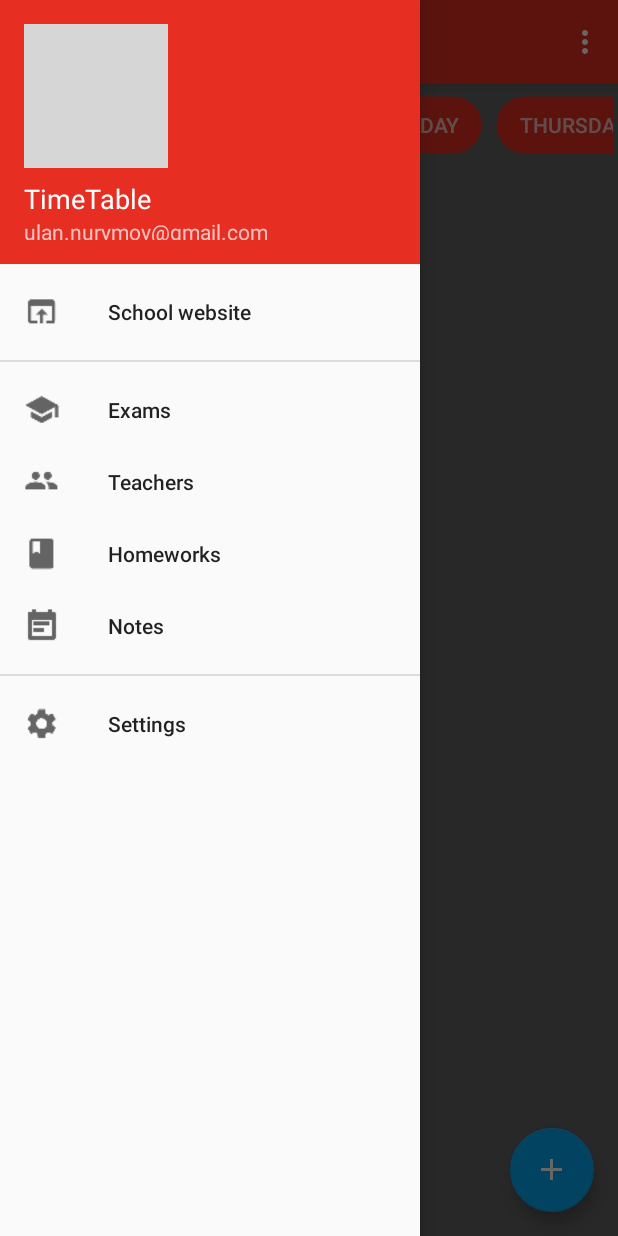
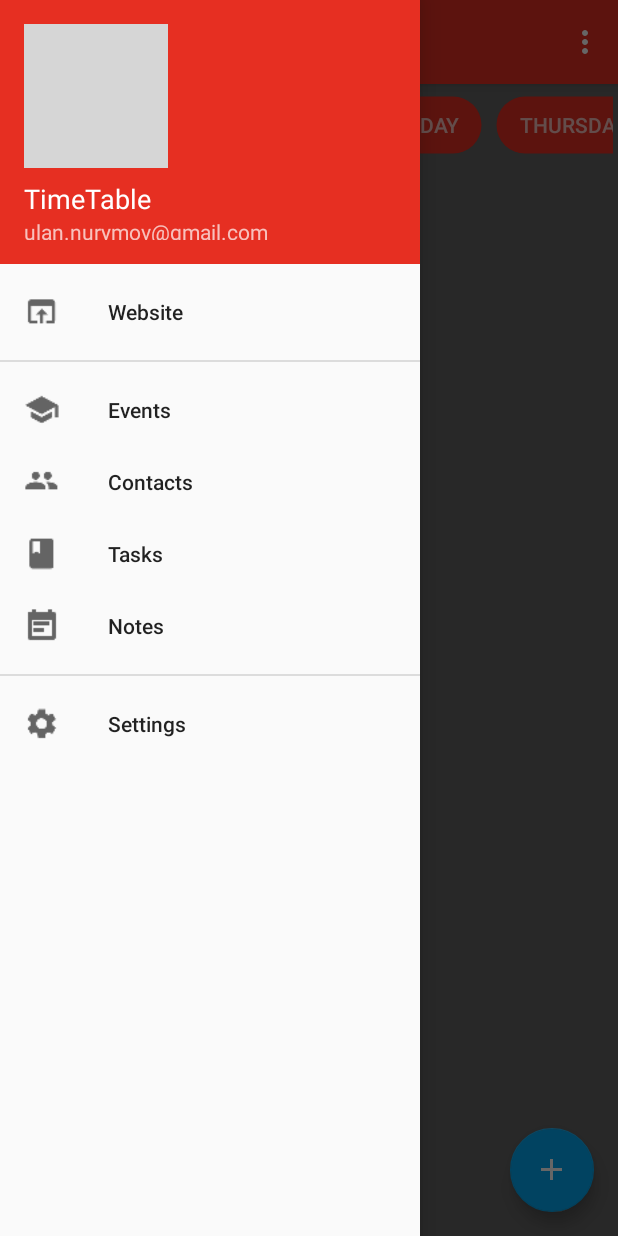
Before and after one commit to simon2021521/TimeTable-master, an Android app: the MainActivity screen opened directly, with no data from a screen before it, with the side drawer open, on a phone screen of 412 x 824 dp. Run offline under Robolectric (Android 15) with nearby library versions, the phone set to English and light mode, and no system bars; libraries missing offline, so code that uses them is left out: org.xdty.preference; Roboto replaces fonts that are not available here; grey boxes are pictures that could not be loaded.

Commit message:
Update strings.xml

```diff
--- a/app/src/main/res/values/strings.xml
+++ b/app/src/main/res/values/strings.xml
@@ -27,8 +27,8 @@
     <string name="week">Week</string>
     <string name="delete">Delete</string>
     <string name="edit">Edit</string>
-    <string name="school_website">School website</string>
-    <string name="school_website_snackbar">Please, set URL of your school website in settings.</string>
+    <string name="school_website">Website</string>
+    <string name="school_website_snackbar">Please, set URL of your website in settings.</string>
 
     <string name="add_subject">Add subject</string>
     <string name="edit_subject">Edit subject</string>
@@ -40,8 +40,8 @@
     <string name="time_to_dialog">To:</string>
     <string name="time_from_dialog">From:</string>
     <string name="subject_dialog">Subject:</string>
-    <string name="teacher_dialog">Teacher:</string>
-    <string name="room_dialog">Room:</string>
+    <string name="teacher_dialog">Contact:</string>
+    <string name="room_dialog">Location:</string>
     <string name="select_time">Select time</string>
     <string name="select_color">Select color</string>
     <string name="choose_time">Choose time</string>
@@ -50,15 +50,15 @@
 
     <!-- Homeworks Activity strings -->
     <string name="title_activity_homeworks">HomeworksActivity</string>
-    <string name="homeworks">Homeworks</string>
+    <string name="homeworks">Tasks</string>
     <string name="select_date">Select date</string>
     <string name="deadline_dialog">Deadline:</string>
     <string name="deadline">Deadline</string>
     <string name="description_dialog">Description:</string>
     <string name="desctiption">Desctiption</string>
     <string name="date_error">Date field can not be empty!</string>
-    <string name="edit_homework">Edit homework</string>
-    <string name="add_homework">Add homework</string>
+    <string name="edit_homework">Edit task</string>
+    <string name="add_homework">Add task</string>
     <string name="deadline_snackbar">"Deadline field can not be empty!</string>
     <string name="date">Date</string>
 
@@ -72,9 +72,9 @@
     <string name="saved">Saved</string>
 
     <!-- Teachers Activity strings -->
-    <string name="teachers">Teachers</string>
-    <string name="add_teacher">Add teacher</string>
-    <string name="edit_teacher">Edit teacher</string>
+    <string name="teachers">Contacts</string>
+    <string name="add_teacher">Add contact</string>
+    <string name="edit_teacher">Edit contact</string>
     <string name="name_dialog">Name:</string>
     <string name="post_dialog">Post:</string>
     <string name="phonenumber_dialog">Phone:</string>
@@ -85,15 +85,15 @@
     <string name="email">Email</string>
 
     <!-- Exams Activity strings -->
-    <string name="exams">Exams</string>
-    <string name="add_exam">Add exam</string>
+    <string name="exams">Events</string>
+    <string name="add_exam">Add event</string>
     <string name="date_dialog">Date:</string>
     <string name="time_dialog">Time:</string>
 
     <!-- Settings Activity strings -->
     <string name="sevendays_setting">Enable 7 Days of the Week</string>
-    <string name="school_website_setting">Change school website</string>
-    <string name="school_website_setting_summary">Change URL of your school website</string>
+    <string name="school_website_setting">Change website</string>
+    <string name="school_website_setting_summary">Change URL of your website</string>
 
     <!-- Notification -->
     <string name="notification_title">Today\'s lessons</string>
```
